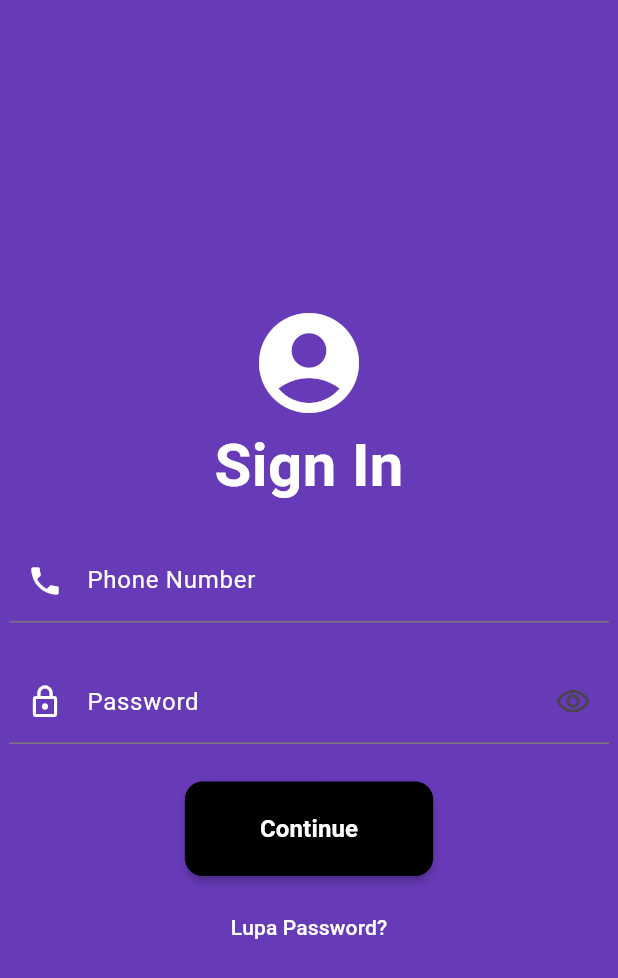
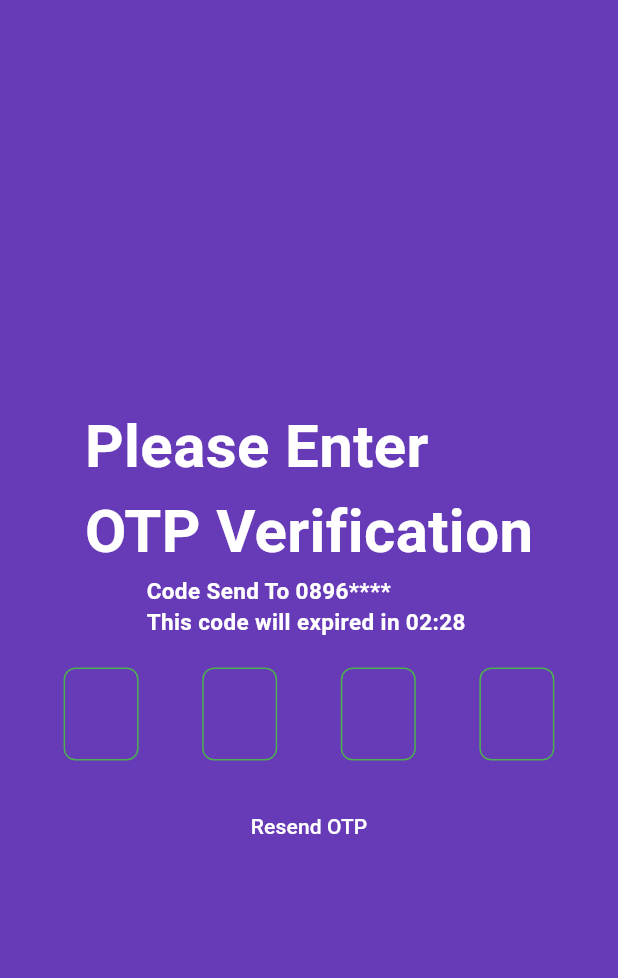
Before and after one commit to Krisno-Gatsusan/KB1179-1125170077-UTS, a Flutter app: the Signin screen opened directly, after a tap on "Continue", on a phone screen of 412 x 824 dp. Shown: the top 978 px of the screen. Run offline on Flutter 3.47's test engine with Material 3 defaults, Android fonts, the phone set to English and light mode, and no system bars.

Commit message:
selesai membuat otp

```diff
--- /dev/null
+++ b/lib/screen/otp.dart
@@ -0,0 +1,82 @@
+import 'package:flutter/material.dart';
+
+class Otp extends StatelessWidget {
+  const Otp({super.key});
+
+  @override
+  Widget build(BuildContext context) {
+    return Scaffold(
+      backgroundColor: Colors.deepPurple,
+      body: Column(
+        //Todo
+        //Posisi semua di tengah
+        mainAxisAlignment: MainAxisAlignment.center,
+        children: [
+          //1. buat gambar
+          SizedBox(height: 20),
+          Text(
+            "Please Enter \nOTP Verification",
+            style: TextStyle(
+              fontSize: 40.0,
+              color: Colors.white,
+              fontWeight: FontWeight.bold,
+            ),
+          ),
+          Text(
+            "Code Send To 0896**** \nThis code will expired in 02:28 ",
+            textAlign: TextAlign.left,
+            style: TextStyle(
+              fontSize: 15.0,
+              color: Colors.white,
+              fontWeight: FontWeight.bold,
+            ),
+          ),
+          SizedBox(height: 20),
+          Row(
+            mainAxisAlignment: MainAxisAlignment.spaceEvenly,
+            children: List.generate(4, (index) {
+              return SizedBox(
+                width: 50,
+                child: TextField(
+                  keyboardType: TextInputType.number,
+                  textAlign: TextAlign.center,
+                  maxLength: 1,
+                  style: TextStyle(color: Colors.white, fontSize: 20),
+                  decoration: InputDecoration(
+                    counterText: "",
+                    enabledBorder: OutlineInputBorder(
+                      borderRadius: BorderRadius.circular(8),
+                      borderSide: BorderSide(color: Colors.green),
+                    ),
+                    focusedBorder: OutlineInputBorder(
+                      borderRadius: BorderRadius.circular(8),
+                      borderSide: BorderSide(color: Colors.white, width: 2),
+                    ),
+                  ),
+                  onChanged: (value) {
+                    if (value.isNotEmpty && index < 5) {
+                      FocusScope.of(
+                        context,
+                      ).nextFocus(); // pindah ke kotak berikut
+                    }
+                  },
+                ),
+              );
+            }),
+          ),
+          SizedBox(height: 20),
+          Align(
+            alignment: Alignment.center,
+            child: TextButton(
+              onPressed: () {},
+              child: Text(
+                'Resend OTP',
+                style: TextStyle(color: Colors.white, fontSize: 14),
+              ),
+            ),
+          ),
+        ],
+      ),
+    );
+  }
+}
--- a/lib/screen/signin.dart
+++ b/lib/screen/signin.dart
@@ -1,4 +1,5 @@
 import 'package:flutter/material.dart';
+import 'package:kb1179_1125170077_uts/screen/otp.dart';
 
 class Signin extends StatelessWidget {
   const Signin({super.key});
@@ -52,7 +53,12 @@ class Signin extends StatelessWidget {
           ),
           SizedBox(height: 25),
           ElevatedButton(
-            onPressed: () {},
+            onPressed: () {
+              Navigator.push(
+                context,
+                MaterialPageRoute(builder: (context) => Otp()),
+              );
+            },
             style: ElevatedButton.styleFrom(
               backgroundColor: Colors.black,
               foregroundColor: Colors.white,
```
